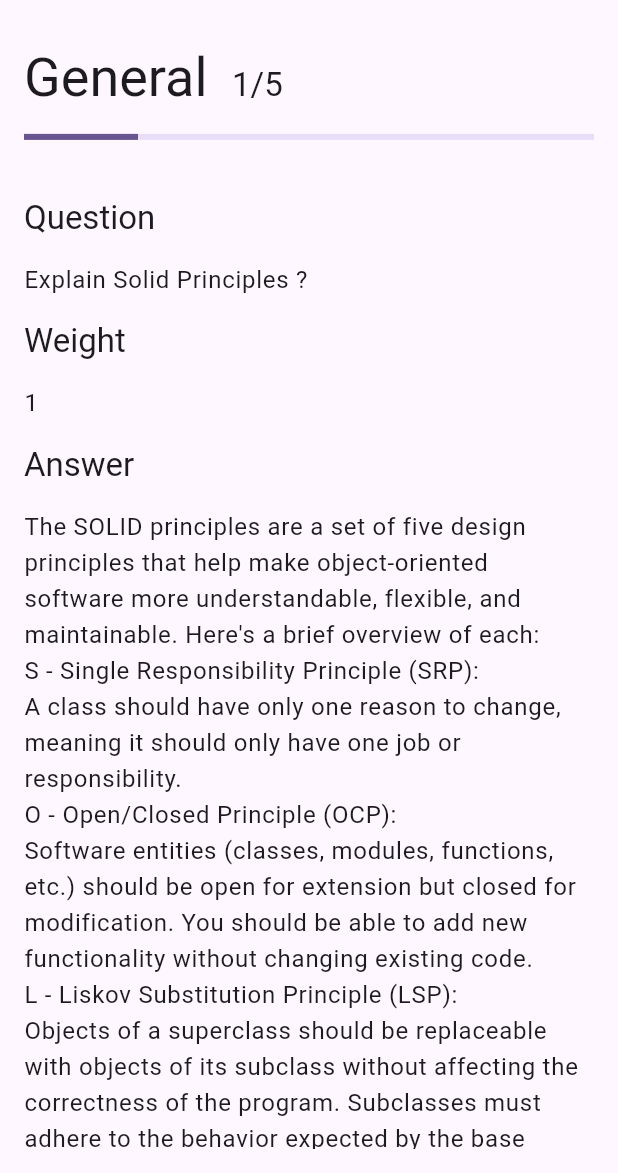
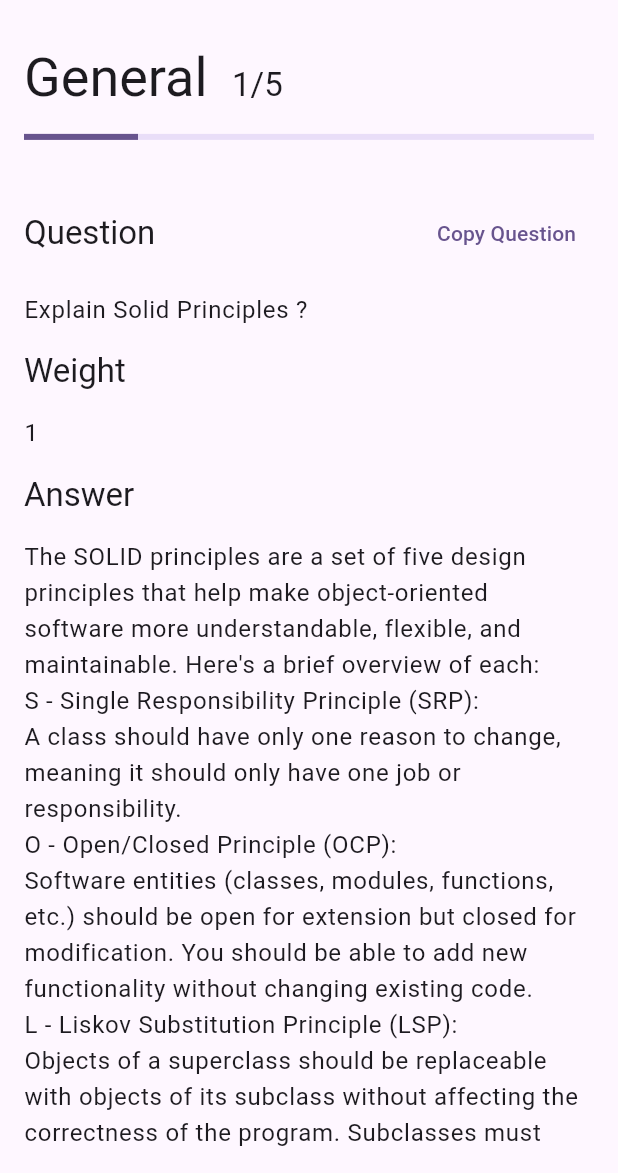
Before and after one commit to ameyreghu/interview_grader, a Flutter app: the StartAssementScreen screen opened directly, swiped to page 2, on a phone screen of 412 x 824 dp, the part 63-1236 px from its top. Run offline on Flutter 3.47's test engine with Material 3 defaults, Android fonts, the phone set to English and light mode, and no system bars; our stand-ins replace flutter_bloc, flutter_screenutil, gap, get_it, hydrated_bloc.

Commit message:
added copy question to clipboard functionality

```diff
--- a/lib/presentation/start_assessment/widgets/item_view.dart
+++ b/lib/presentation/start_assessment/widgets/item_view.dart
@@ -1,4 +1,5 @@
 import 'package:flutter/material.dart';
+import 'package:flutter/services.dart';
 import 'package:flutter_screenutil/flutter_screenutil.dart';
 import 'package:gap/gap.dart';
 import 'package:interview_grader/models/assessment_item.dart';
@@ -45,9 +46,20 @@ class ItemView extends StatelessWidget {
                 value: index / totalNumber,
               ),
               space(val: 50.h),
-              Text(
-                'Question',
-                style: textTheme.titleLarge,
+              Row(
+                mainAxisAlignment: MainAxisAlignment.spaceBetween,
+                children: [
+                  Text(
+                    'Question',
+                    style: textTheme.titleLarge,
+                  ),
+                  TextButton(
+                      onPressed: () async {
+                        await Clipboard.setData(
+                            ClipboardData(text: assesmentItem.question));
+                      },
+                      child: const Text("Copy Question"))
+                ],
               ),
               space(),
               Text(
```
